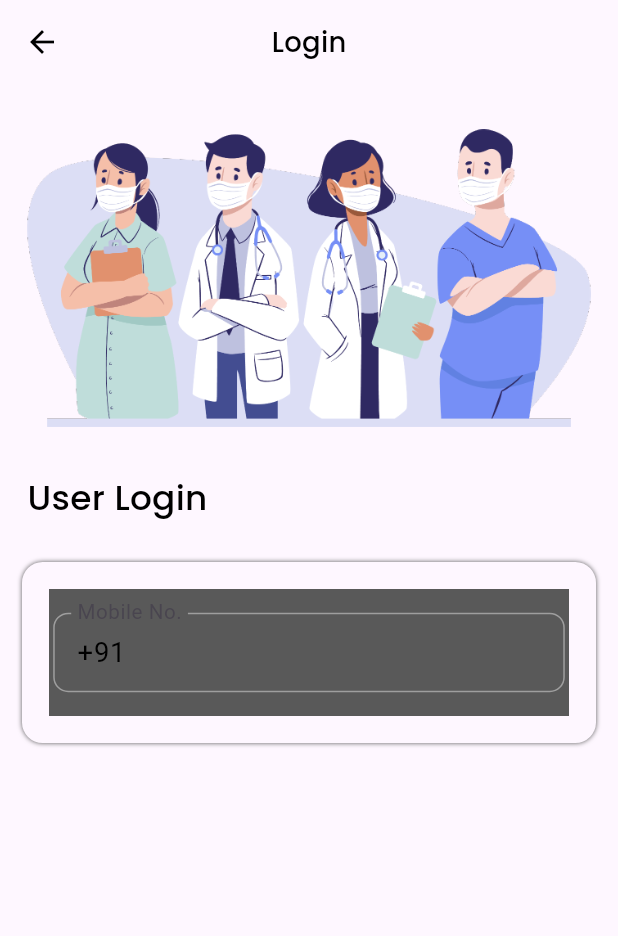
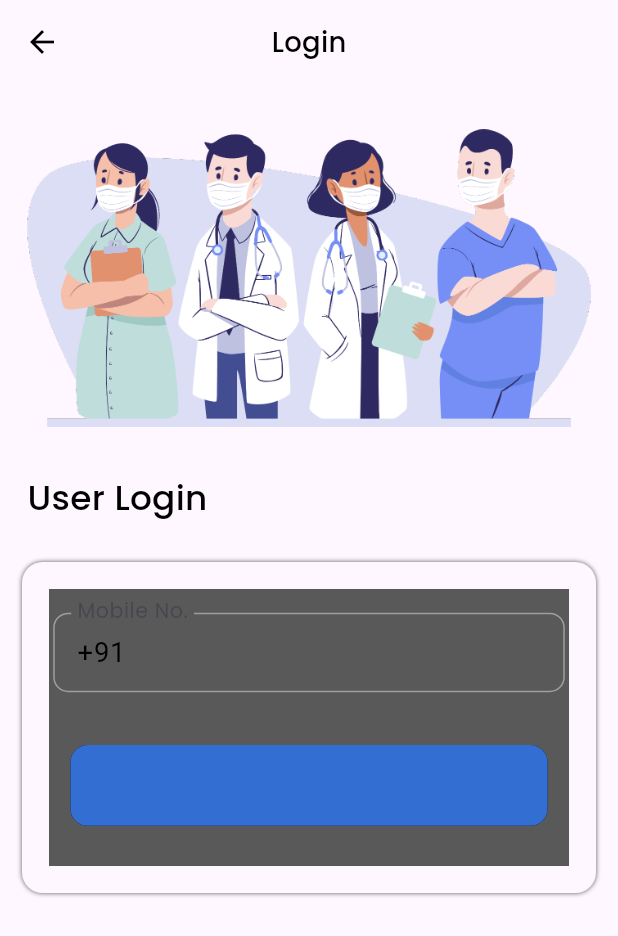
Before and after one commit to TushalKaklottar/doctor_app, a Flutter app: the LoginPage screen opened directly, on a phone screen of 412 x 824 dp. Shown: the top 936 px of the screen. Run offline on Flutter 3.47's test engine with Material 2 defaults, Android fonts, the phone set to English and light mode, and no system bars; our stand-ins replace firebase_auth, firebase_core, flutter_screenutil, get, google_fonts, shared_preferences; accounts and stored records are empty; statements that could not run were skipped.

Commit message:
KT || 24/01/2024

```diff
--- /dev/null
+++ b/lib/component/custom_wiidget.dart
@@ -0,0 +1,37 @@
+import 'package:doctor_app/export_app.dart';
+
+class CustomWidget{
+
+  void hidProgress({required BuildContext context}) {
+    return Navigator.pop(context);
+  }
+  Future showProgress(
+  {
+    required BuildContext context,
+}) {
+    return showDialog(
+        context: context,
+        barrierDismissible: false,
+        builder: (BuildContext context) {
+          return WillPopScope(
+              child: SizedBox(
+                width: 100,
+                height: 100,
+                child: CircleAvatar(
+                  radius: 100.r,
+                  backgroundColor: Colors.transparent,
+                  child: CircleAvatar(
+                    backgroundColor: white,
+                    radius: 30.r,
+                    child: const CircularProgressIndicator(
+                      color: primary,
+                    ),
+                  ),
+                ),
+              ),
+              onWillPop: () async => false,
+          )
+        }
+    );
+  }
+}
--- /dev/null
+++ b/lib/component/widget_component.dart
@@ -0,0 +1,46 @@
+import 'package:doctor_app/export_app.dart';
+
+Widget customButton(
+  double height,
+  double width,
+  double radius,
+  Color color,
+  Color textColor,
+  String text,
+  double fontSize,
+  FontWeight fontWeight,
+  int shadow,
+  int border,
+  Function()? onTap,
+) {
+  return InkWell(
+    onTap: onTap,
+    child: Container(
+      alignment: Alignment.center,
+      height: height.h,
+      width: width.w,
+      decoration: BoxDecoration(
+        border: border == 1
+            ? Border.all(color: Colors.grey)
+            : const Border(),
+        boxShadow: [
+          shadow == 1
+          ? const BoxShadow(
+            blurRadius: 1,
+            offset: Offset(-1, 2),
+          ) : const BoxShadow(blurRadius: 0),
+        ],
+        color: color,
+        borderRadius: BorderRadius.circular(
+          radius.sp,
+        ),
+      ),
+      child: customText(
+          text,
+          color,
+          fontSize,
+          fontWeight,
+      ),
+    ),
+  );
+}
--- a/lib/controller/login_controller/login_controller.dart
+++ b/lib/controller/login_controller/login_controller.dart
@@ -6,6 +6,7 @@ class LoginController extends GetxController {
   FirebaseAuth auth = FirebaseAuth.instance;
 
   String mobile = "";
+  static String verify = "";
   int? _reasonToken;
 
 
--- a/lib/utils/color.dart
+++ b/lib/utils/color.dart
@@ -3,7 +3,7 @@ import 'package:doctor_app/export_app.dart';
 const Color primary =  Color.fromARGB(255, 51, 110, 210);
 const Color white = Colors.white;
 const Color red = Colors.red;
-const Color textColor = Color(0xff000000);
+const Color black = Color(0xff000000);
 const Color blue1 = Color((0xff5097fa));
 const Color blue2 = Color((0xff8cacdd));
 const Color white1 = Color((0xffb7cae8));
--- a/lib/view/screen/login/login_page.dart
+++ b/lib/view/screen/login/login_page.dart
@@ -1,3 +1,5 @@
+import 'package:doctor_app/component/custom_wiidget.dart';
+import 'package:doctor_app/component/widget_component.dart';
 import 'package:doctor_app/controller/login_controller/login_controller.dart';
 import 'package:doctor_app/export_app.dart';
 
@@ -12,14 +14,14 @@ class LoginPage extends StatelessWidget {
       child: Scaffold(
         appBar: AppBar(
           iconTheme: const IconThemeData(
-            color: textColor,
+            color: black,
           ),
           elevation: 0,
           backgroundColor: Colors.transparent,
           centerTitle: true,
           title: customText(
               "Login",
-              textColor,
+              black,
               16,
               FontWeight.w500,
           ),
@@ -39,7 +41,7 @@ class LoginPage extends StatelessWidget {
                 ),
                 customText(
                     "User Login",
-                    textColor,
+                    black,
                     20,
                     FontWeight.w500
                 ),
@@ -69,16 +71,55 @@ class LoginPage extends StatelessWidget {
                         controller: _loginController.textEditingController,
                         onChanged: _loginController.onMobileChanged,
                         keyboardType: TextInputType.phone,
-                        style: const TextStyle(color: textColor),
+                        style: const TextStyle(color: black),
                         decoration: InputDecoration(
-                          label: Text('Mobile No.'),
+                          label:  Text('Mobile No.',style: GoogleFonts.poppins(),),
                           hintText: 'Enter Mobile No.',
-                          focusColor: textColor,
+                          helperStyle: GoogleFonts.poppins(),
+                          focusColor: black,
                           enabledBorder: OutlineInputBorder(
                             borderSide: const BorderSide(color: Colors.grey),
                             borderRadius: BorderRadius.circular(10),
                           ),
+                          focusedBorder: OutlineInputBorder(
+                            borderSide: BorderSide(
+                              color: black,
+                              width: 2.w,
+                            ),
+                            borderRadius: BorderRadius.circular(15),
+                          ),
+                          errorBorder: OutlineInputBorder(
+                            borderSide: BorderSide(
+                              color: red,
+                              width: 2.w,
+                            ),
+                            borderRadius: BorderRadius.circular(10),
+                          )
                         ),
+                      ),
+                      SizedBox(height: 20.h,),
+                      Padding(padding: EdgeInsets.all(10.sp),
+                        child: customButton(
+                        45,
+                        double.infinity,
+                        10,
+                        primary,
+                        white,
+                        "Send OTP",
+                        15,
+                        FontWeight.w500,
+                        0,
+                        0,
+                          () async {
+                          CustomWidget().showProgress(context: context);
+                          await FirebaseAuth.instance.verifyPhoneNumber(
+                              verificationCompleted: verificationCompleted,
+                              verificationFailed: verificationFailed,
+                              codeSent: codeSent,
+                              codeAutoRetrievalTimeout: codeAutoRetrievalTimeout
+                          )
+                          }
+                      )
                       ),
                     ],
                   ),
```
